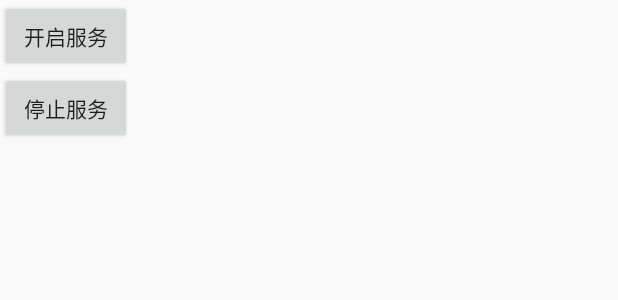
After one commit to hanks7/Review, an Android app: the layout activity_service2.xml on its own in the app's theme, with its tools: preview values and no code run, on a phone screen of 412 x 824 dp. The commit adds this screen. Shown: the top 300 px of the screen. Run offline under Robolectric (Android 15) with nearby library versions, the phone set to English and light mode, and no system bars.

Commit message:
添加aidl

```diff
--- /dev/null
+++ b/app/src/main/res/layout/activity_service2.xml
@@ -0,0 +1,22 @@
+<?xml version="1.0" encoding="utf-8"?>
+<LinearLayout xmlns:android="http://schemas.android.com/apk/res/android"
+    xmlns:app="http://schemas.android.com/apk/res-auto"
+    xmlns:tools="http://schemas.android.com/tools"
+    android:layout_width="match_parent"
+    android:layout_height="match_parent"
+    android:orientation="vertical"
+    tools:context=".module.service.AidlActivity">
+
+    <Button
+        android:id="@+id/start_service"
+        android:layout_width="wrap_content"
+        android:layout_height="wrap_content"
+        android:text="开启服务" />
+
+    <Button
+        android:id="@+id/stop_service"
+        android:layout_width="wrap_content"
+        android:layout_height="wrap_content"
+        android:text="停止服务" />
+
+</LinearLayout>
```
Also changed, not shown: app/src/main/AndroidManifest.xml (+7 -1 lines), app/src/main/java/com/easyway/review/module/service/AidlActivity.java (+25 -17 lines), app/src/main/java/com/easyway/review/module/service/BindService.java (added, +54 -0 lines), app/src/main/java/com/easyway/review/module/service/BindServiceActivity.java (added, +92 -0 lines).
